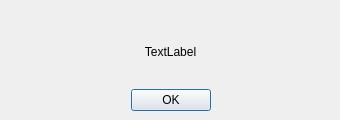
This is src/UI/newmail.ui in uPtt-messenger/uPtt_backup as Qt 5 draws it before an edit. The edited form follows.
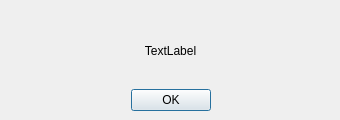
This is the edited form.

Patch:
```diff
--- a/src/UI/newmail.ui
+++ b/src/UI/newmail.ui
@@ -23,6 +23,19 @@
     </rect>
    </property>
    <layout class="QVBoxLayout" name="verticalLayout">
+    <item>
+     <spacer name="verticalSpacer_2">
+      <property name="orientation">
+       <enum>Qt::Vertical</enum>
+      </property>
+      <property name="sizeHint" stdset="0">
+       <size>
+        <width>20</width>
+        <height>40</height>
+       </size>
+      </property>
+     </spacer>
+    </item>
     <item>
      <widget class="QLabel" name="NewMailText">
       <property name="text">
@@ -33,6 +46,19 @@
       </property>
      </widget>
     </item>
+    <item>
+     <spacer name="verticalSpacer">
+      <property name="orientation">
+       <enum>Qt::Vertical</enum>
+      </property>
+      <property name="sizeHint" stdset="0">
+       <size>
+        <width>20</width>
+        <height>40</height>
+       </size>
+      </property>
+     </spacer>
+    </item>
     <item>
      <widget class="QDialogButtonBox" name="buttonBox">
       <property name="layoutDirection">
```
